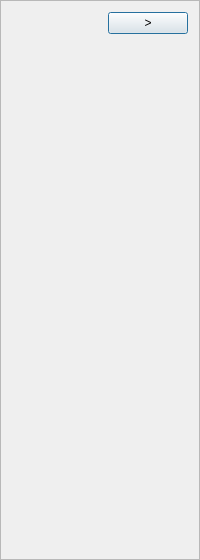
Above: SourceCode/Revelation/RevelationRightSidebar.ui from rhzxg/Revelation before the change. Below: the same form after it.
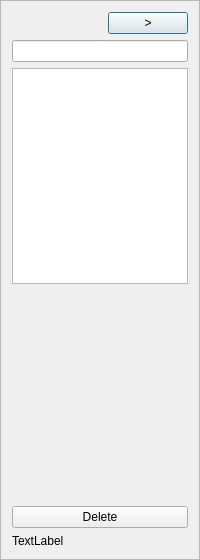
That is the form after the change.

The edit to the form file:
```diff
--- a/SourceCode/Revelation/RevelationRightSidebar.ui
+++ b/SourceCode/Revelation/RevelationRightSidebar.ui
@@ -35,7 +35,65 @@
       <enum>QFrame::Raised</enum>
      </property>
      <layout class="QGridLayout" name="gridLayout">
-      <item row="0" column="1">
+      <item row="0" column="2">
+       <widget class="QPushButton" name="btnHide">
+        <property name="text">
+         <string>&gt;</string>
+        </property>
+       </widget>
+      </item>
+      <item row="1" column="0" colspan="3">
+       <widget class="QWidget" name="widget" native="true">
+        <layout class="QGridLayout" name="gridLayout_3">
+         <property name="leftMargin">
+          <number>0</number>
+         </property>
+         <property name="topMargin">
+          <number>0</number>
+         </property>
+         <property name="rightMargin">
+          <number>0</number>
+         </property>
+         <property name="bottomMargin">
+          <number>0</number>
+         </property>
+         <item row="0" column="0">
+          <widget class="QLineEdit" name="editTitle"/>
+         </item>
+         <item row="2" column="0">
+          <spacer name="verticalSpacer">
+           <property name="orientation">
+            <enum>Qt::Vertical</enum>
+           </property>
+           <property name="sizeHint" stdset="0">
+            <size>
+             <width>20</width>
+             <height>40</height>
+            </size>
+           </property>
+          </spacer>
+         </item>
+         <item row="1" column="0">
+          <widget class="QTextEdit" name="editDesc"/>
+         </item>
+         <item row="3" column="0">
+          <widget class="QPushButton" name="btnDelete">
+           <property name="text">
+            <string>Delete</string>
+           </property>
+          </widget>
+         </item>
+        </layout>
+       </widget>
+      </item>
+      <item row="2" column="0">
+       <widget class="QLabel" name="labelCreateTime">
+        <property name="text">
+         <string>TextLabel</string>
+        </property>
+       </widget>
+      </item>
+      <item row="0" column="0" colspan="2">
        <spacer name="horizontalSpacer">
         <property name="orientation">
          <enum>Qt::Horizontal</enum>
@@ -48,16 +106,6 @@
         </property>
        </spacer>
       </item>
-      <item row="0" column="2">
-       <widget class="QPushButton" name="btnHide">
-        <property name="text">
-         <string>&gt;</string>
-        </property>
-       </widget>
-      </item>
-      <item row="1" column="0" colspan="3">
-       <widget class="QWidget" name="widget" native="true"/>
-      </item>
      </layout>
     </widget>
    </item>
```
